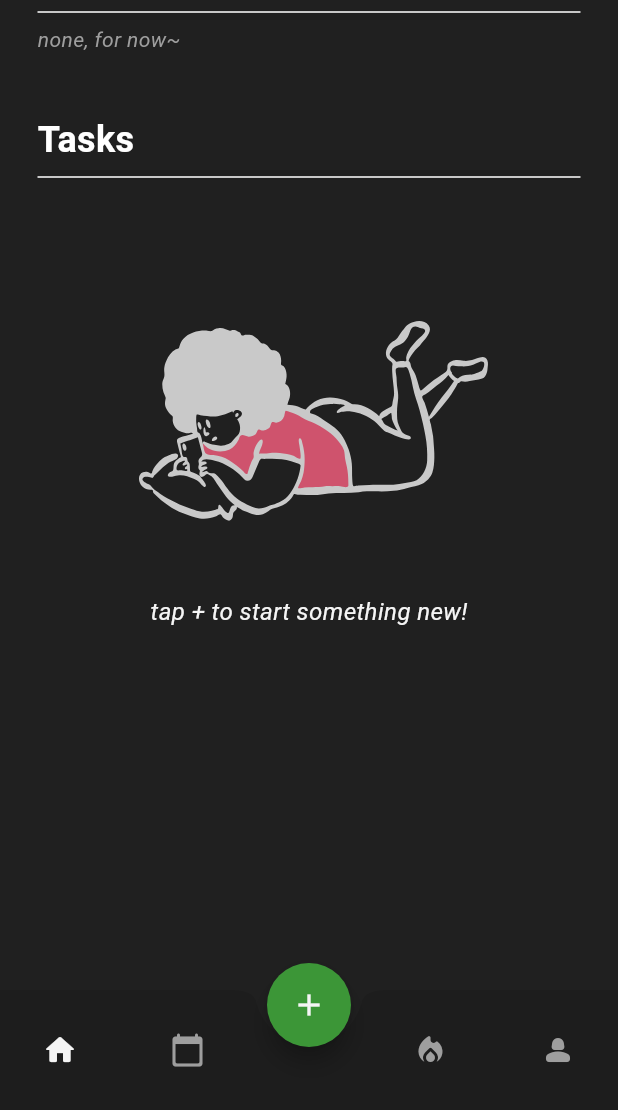
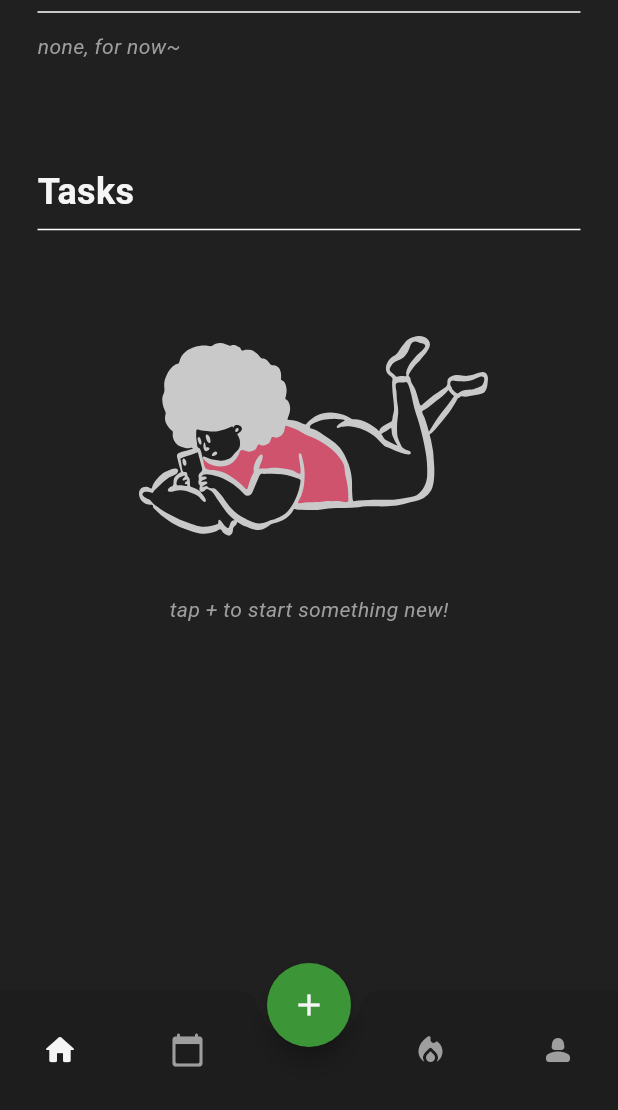
Before and after one commit to renuka4940x/improov, a Flutter app: the screen it shows after launch, on a phone screen of 412 x 824 dp, the part 126-1236 px from its top. Run offline on Flutter 3.47's test engine with Material 3 defaults, Android fonts, the phone set to English and light mode, and no system bars; our stand-ins replace flutter_slidable, flutter_svg, go_router, isar; accounts and stored records are empty; generated files the repository leaves out were written again.

Commit message:
style: polished empty state and layout

```diff
--- a/lib/src/presentation/components/Tiles/habit_tile.dart
+++ b/lib/src/presentation/components/Tiles/habit_tile.dart
@@ -46,7 +46,7 @@ class HabitTile extends StatelessWidget {
     final int streakCount = habit.completedDays.length;
 
     return Padding(
-      padding: const EdgeInsets.symmetric(horizontal: 20),
+      padding: const EdgeInsets.symmetric(horizontal: 24),
       child: Slidable(
         endActionPane: ActionPane(
           motion: const StretchMotion(),
--- a/lib/src/presentation/pages/home/home_page.dart
+++ b/lib/src/presentation/pages/home/home_page.dart
@@ -1,9 +1,9 @@
 import 'package:flutter/material.dart';
+import 'package:flutter_svg/svg.dart';
 import 'package:improov/src/data/database/habit_database.dart';
 import 'package:improov/src/data/database/task_database.dart';
 import 'package:improov/src/presentation/components/Tiles/habit_tile.dart';
 import 'package:improov/src/presentation/components/Tiles/task_tile.dart';
-import 'package:improov/src/presentation/pages/home/states/empty_state_home.dart';
 import 'package:improov/src/presentation/pages/home/states/filled_state_home.dart';
 import 'package:provider/provider.dart';
 
@@ -23,18 +23,21 @@ class _HomePageState extends State<HomePage> {
       backgroundColor: Theme.of(context).colorScheme.surface,
       body: CustomScrollView(
         slivers: [
-
-          //empty state
-          if (habitDatabase.currentHabits.isEmpty && taskDatabase.currentTasks.isEmpty)
-            const SliverToBoxAdapter(child: EmptyStatePage(),),
+          //show the Habit Header
+          const SliverToBoxAdapter(
+            child: FilledStateHome(title: "Habits"),
+          ),
 
           //habit section
-          if (habitDatabase.currentHabits.isNotEmpty) ...[
-            const SliverToBoxAdapter(
-              child: FilledStateHome(title: "Habits")
+          habitDatabase.currentHabits.isEmpty
+            ? const SliverToBoxAdapter(
+                child: Padding(
+                  padding: EdgeInsets.only(left: 25, bottom: 20),
+                  child: Text("none, for now~",
+                  style: TextStyle(color: Colors.grey, fontStyle: FontStyle.italic)),
                 ),
-
-            SliverList(
+              )
+            : SliverList(
                 delegate: SliverChildBuilderDelegate(
                   (context, index) {
                     final habit = habitDatabase.currentHabits[index];
@@ -46,31 +49,56 @@ class _HomePageState extends State<HomePage> {
                   childCount: habitDatabase.currentHabits.length,
                 ),
               ),
-          ],
+
+          const SliverToBoxAdapter(
+            child: FilledStateHome(title: "Tasks"),
+          ),
 
           //task section
-          if (taskDatabase.currentTasks.isNotEmpty) ...[
-            const SliverToBoxAdapter(
-              child: FilledStateHome(
-                title: "Tasks",
+          taskDatabase.currentTasks.isEmpty
+              ? const SliverToBoxAdapter(
+                  child: Padding(
+                    padding: EdgeInsets.only(left: 25, bottom: 20),
                   ),
-            ),
-            SliverList(
+                )
+              : SliverList(
                   delegate: SliverChildBuilderDelegate(
                     (context, index) {
                       final task = taskDatabase.currentTasks[index];
                       return TaskTile(
                         task: task,
+                        onChanged: (val) => taskDatabase.updateTaskCompletion(task.id),
                         isCompleted: task.isCompleted,
-                    onChanged: (val) {
-                      taskDatabase.updateTaskCompletion(task.id);
-                    },
                       );
                     },
                     childCount: taskDatabase.currentTasks.length,
                   ),
                 ),
+
+          //svg section
+          if (habitDatabase.currentHabits.isEmpty && taskDatabase.currentTasks.isEmpty)
+            SliverFillRemaining(
+              hasScrollBody: false,
+              child: Center(
+                child: Column(
+                  mainAxisAlignment: MainAxisAlignment.center,
+                  children: [
+                    SvgPicture.asset(
+                      Theme.of(context).brightness == Brightness.dark
+                          ? 'assets/images/dark_mode/doodle_laying_dark.svg'
+                          : 'assets/images/light_mode/doodle_laying.svg',
+                      height: 200,
+                    ),
+                    const SizedBox(height: 10),
+                    const Text("tap + to start something new!",
+                      style: TextStyle(fontStyle: FontStyle.italic, color: Colors.grey)
+                    ),
+
+                    const Spacer(flex: 1),
                   ],
+                ),
+              ),
+            ),
 
           //padding to not let fab cover last item
           const SliverToBoxAdapter(child: SizedBox(height: 70),),
```
Lines whose indentation alone changed are shown as unchanged.
